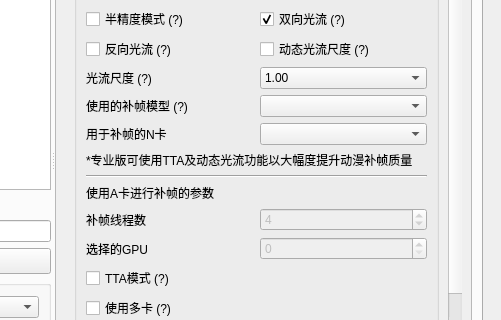
The window that Utils/SVFI_UI.ui (100wman/RIFE_GUI) describes before a commit, drawn with Qt 5; both pictures show x 796 to 1297 and y 287 to 607 of the 1297 by 846 pixel window.
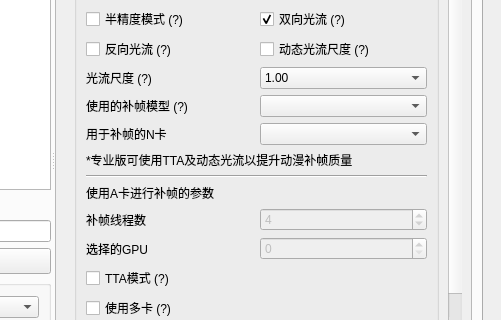
The same window after the commit. Custom widgets are drawn as their Qt base class.

```diff
--- a/Utils/SVFI_UI.ui
+++ b/Utils/SVFI_UI.ui
@@ -2455,7 +2455,7 @@
                           <item row="1" column="0">
                            <widget class="QLabel" name="ProAdLabel_1">
                             <property name="text">
-                             <string>*专业版可使用TTA及动态光流功能以大幅度提升动漫补帧质量</string>
+                             <string>*专业版可使用TTA及动态光流以提升动漫补帧质量</string>
                             </property>
                            </widget>
                           </item>
```
Left out of the diff: 53 changed lines with no effect on the pictures.
